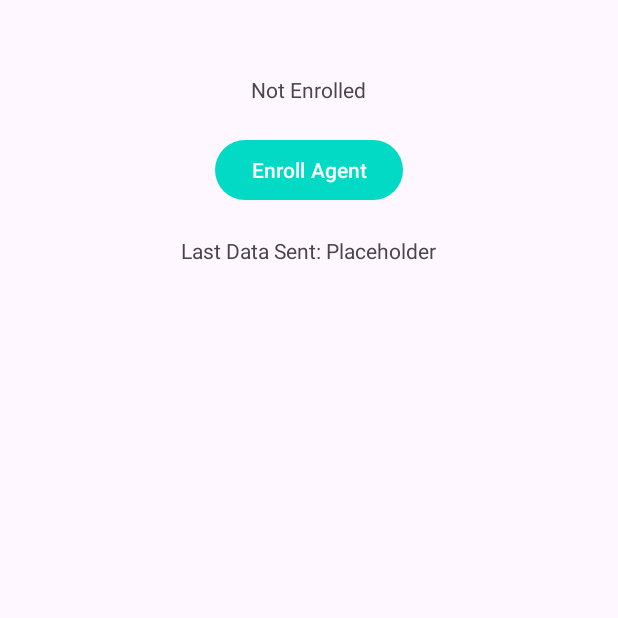
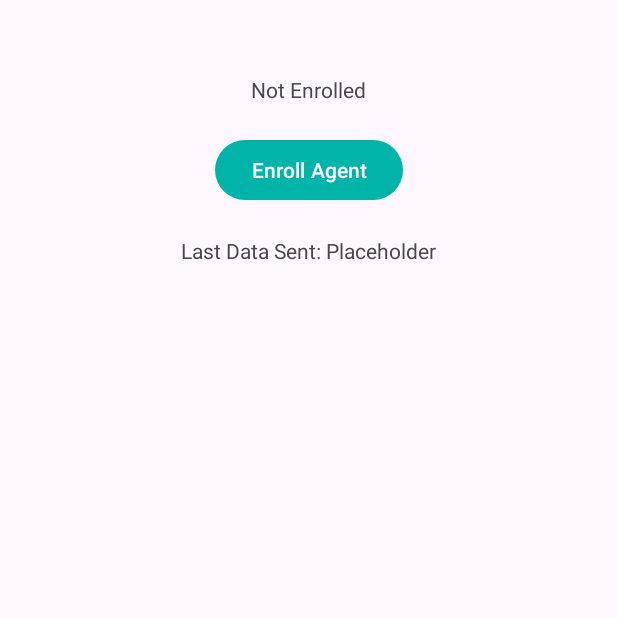
Before and after one commit to swiftbird07/elastic-agent-android, an Android app: the screen it shows after launch (MainActivity), on a phone screen of 412 x 824 dp, the top half of it. Run offline under Robolectric (Android 15) with nearby library versions, the phone set to English and light mode, and no system bars; our stand-ins replace navigation-ui.

Commit message:
Fix color to match icon

```diff
--- a/app/src/main/res/values/colors.xml
+++ b/app/src/main/res/values/colors.xml
@@ -2,5 +2,5 @@
 <resources>
     <color name="black">#FF000000</color>
     <color name="white">#FFFFFFFF</color>
-    <color name="elastic_agent_green">#FF03DAC5</color>
+    <color name="elastic_agent_green">#00b4aa</color>
 </resources>
```
